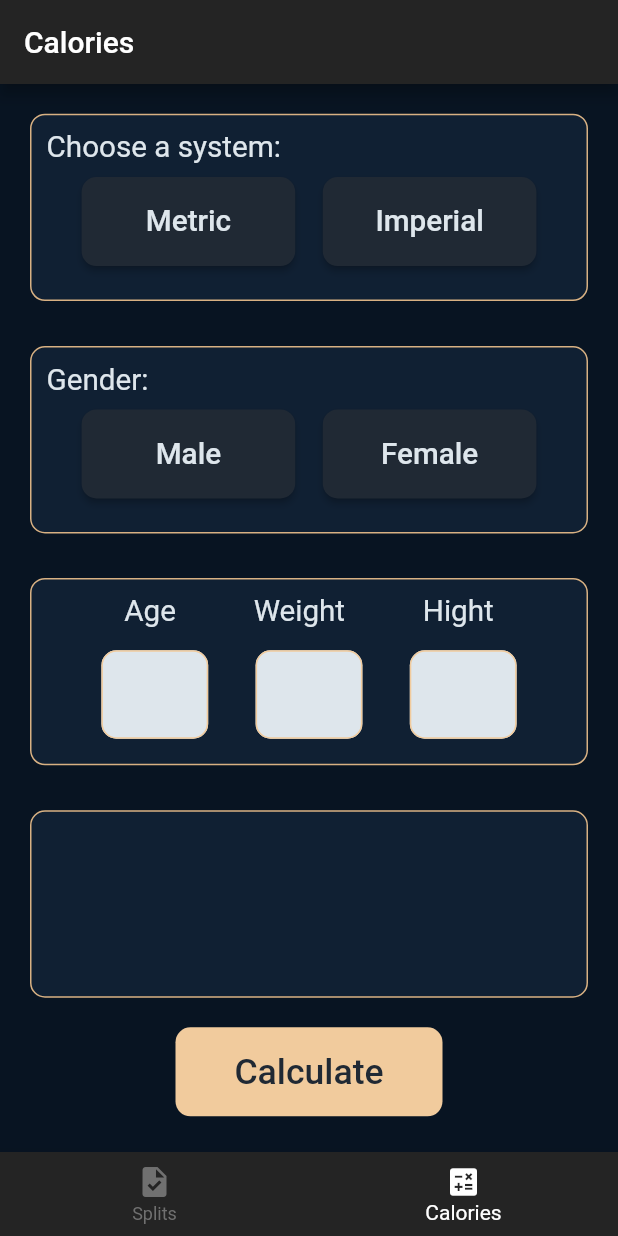
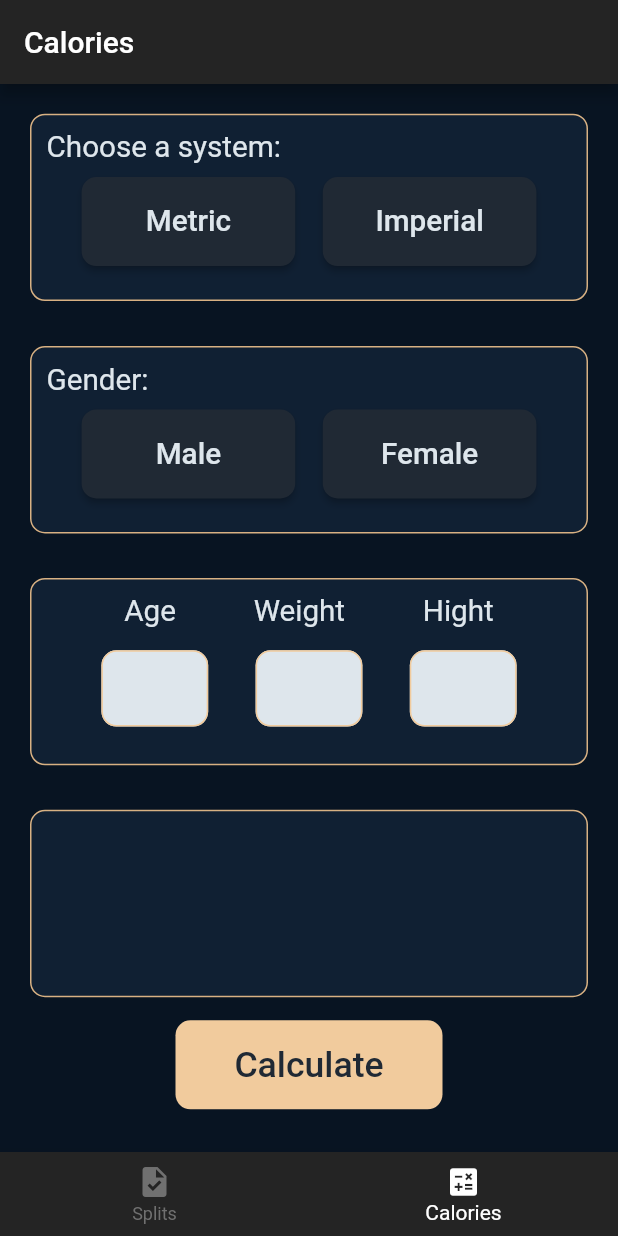
Before and after one commit to xKusabimaru/progressive-overload, a Flutter app: the screen it shows after launch, item 2 of the bottom bar chosen, on a phone screen of 412 x 824 dp. Run offline on Flutter 3.47's test engine with Material 2 defaults, Android fonts, the phone set to English and light mode, and no system bars.

Commit message:
calories size v1.2

```diff
--- a/lib/views/calories_view.dart
+++ b/lib/views/calories_view.dart
@@ -233,13 +233,14 @@ class _CaloriesViewState extends State<CaloriesView> {
                             ],
                           ),
                           Padding(
-                            padding: EdgeInsets.symmetric(
-                                vertical: (usedHeight / 50), horizontal: 5.0),
+                            padding: EdgeInsets.only(
+                                top: (usedHeight / 50), right: 5.0, left: 5.0),
                             child: Row(
                               mainAxisAlignment: MainAxisAlignment.spaceEvenly,
                               children: [
                                 Flexible(
                                     child: SizedBox(
+                                        height: usedHeight / 14,
                                         width: usedHeight / 10,
                                         child: TextField(
                                           onChanged: (value) {
@@ -259,6 +260,7 @@ class _CaloriesViewState extends State<CaloriesView> {
                                         ))),
                                 Flexible(
                                     child: SizedBox(
+                                        height: usedHeight / 14,
                                         width: usedHeight / 10,
                                         child: TextField(
                                           onChanged: (value) {
@@ -278,6 +280,7 @@ class _CaloriesViewState extends State<CaloriesView> {
                                         ))),
                                 Flexible(
                                     child: SizedBox(
+                                        height: usedHeight / 14,
                                         width: usedHeight / 10,
                                         child: TextField(
                                           keyboardType: TextInputType.number,
@@ -305,7 +308,7 @@ class _CaloriesViewState extends State<CaloriesView> {
                       border: Border.all(width: 1, color: Color(strokeColor)),
                     ),
                   ),
-                  SizedBox(height: 30),
+                  SizedBox(height: usedHeight / 24),
                   Container(
                     height: usedHeight / 5.7,
                     decoration: BoxDecoration(
@@ -314,7 +317,7 @@ class _CaloriesViewState extends State<CaloriesView> {
                       border: Border.all(width: 1, color: Color(strokeColor)),
                     ),
                   ),
-                  SizedBox(height: usedHeight / 36),
+                  SizedBox(height: usedHeight / 46),
                   TextButton(
                       style: TextButton.styleFrom(
                         primary: Color(buttonTextColor),
```
